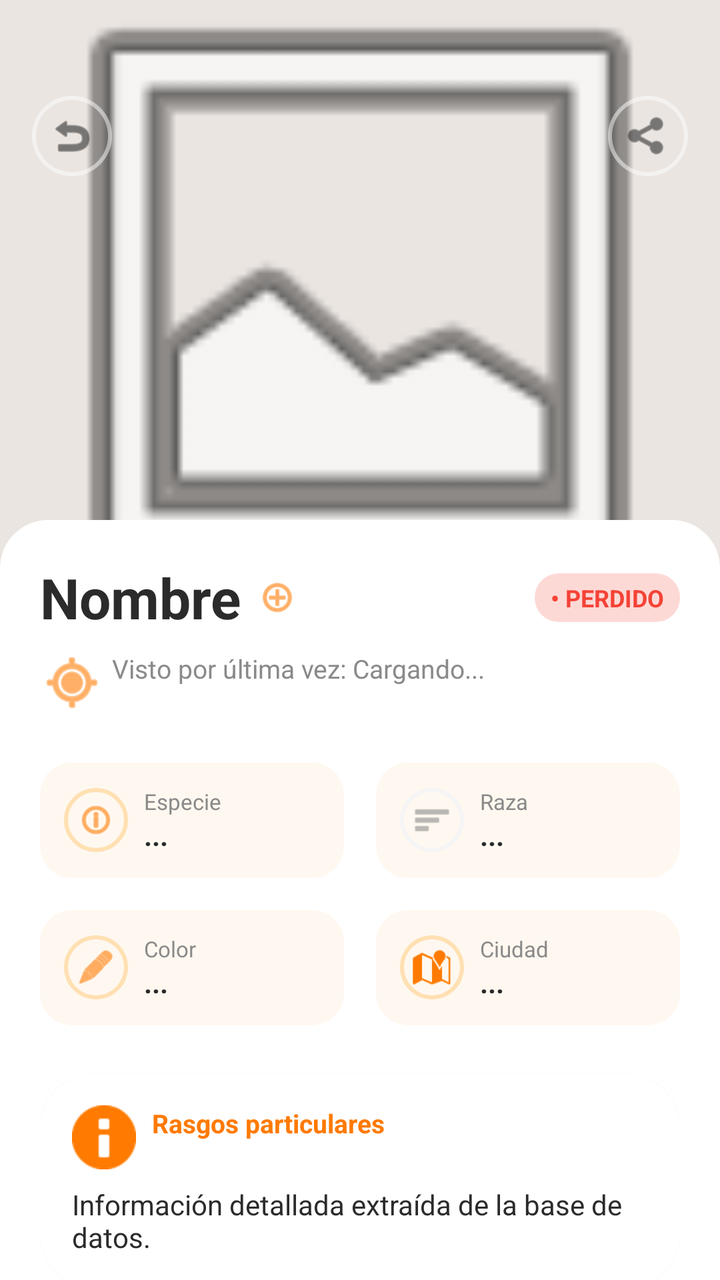
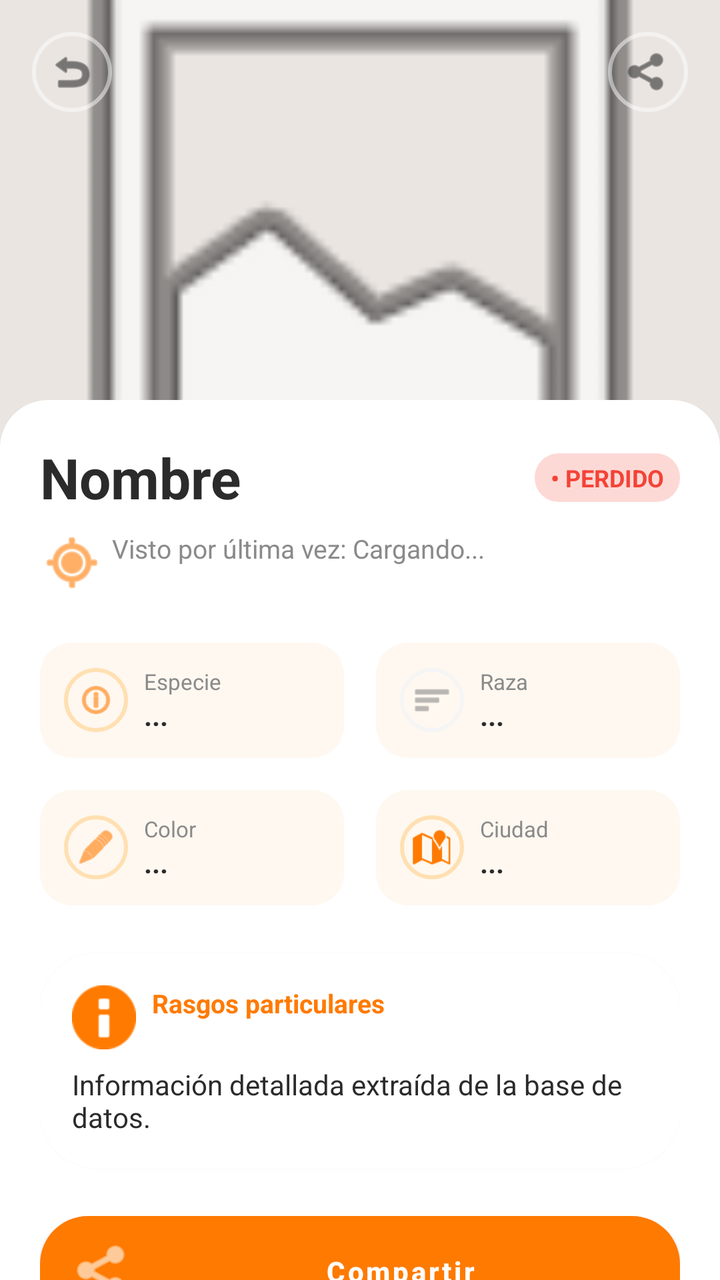

Before-and-after screenshots of an Android layout around one commit, followed by the original layout XML and the change that was made.
<!-- AndroidManifest.xml: application theme Theme.HuellaApp -->
<!-- res/layout/activity_detalle_mascota.xml -->
<?xml version="1.0" encoding="utf-8"?>
<androidx.constraintlayout.widget.ConstraintLayout xmlns:android="http://schemas.android.com/apk/res/android"
    xmlns:app="http://schemas.android.com/apk/res-auto"
    xmlns:tools="http://schemas.android.com/tools"
    android:layout_width="match_parent"
    android:layout_height="match_parent"
    android:background="@color/huellapp_background"
    tools:context=".DetalleMascotaActivity">

    
    <ImageView
        android:id="@+id/ivDetalleFoto"
        android:layout_width="0dp"
        android:layout_height="300dp"
        android:scaleType="centerCrop"
        android:src="@android:drawable/ic_menu_gallery"
        android:background="#EAE5E1"
        app:layout_constraintEnd_toEndOf="parent"
        app:layout_constraintStart_toStartOf="parent"
        app:layout_constraintTop_toTopOf="parent" />

    
    <ImageView
        android:id="@+id/btnBackDetalle"
        android:layout_width="40dp"
        android:layout_height="40dp"
        android:layout_marginStart="16dp"
        android:layout_marginTop="48dp"
        android:background="@drawable/bg_avatar_verified"
        android:backgroundTint="#80FFFFFF"
        android:padding="8dp"
        android:src="@android:drawable/ic_menu_revert"
        app:tint="@color/huellapp_text_dark"
        app:layout_constraintStart_toStartOf="parent"
        app:layout_constraintTop_toTopOf="parent" />

    <ImageView
        android:id="@+id/btnShareDetalle"
        android:layout_width="40dp"
        android:layout_height="40dp"
        android:layout_marginEnd="16dp"
        android:layout_marginTop="48dp"
        android:background="@drawable/bg_avatar_verified"
        android:backgroundTint="#80FFFFFF"
        android:padding="8dp"
        android:src="@android:drawable/ic_menu_share"
        app:tint="@color/huellapp_text_dark"
        app:layout_constraintEnd_toEndOf="parent"
        app:layout_constraintTop_toTopOf="parent" />

    
    <androidx.core.widget.NestedScrollView
        android:layout_width="0dp"
        android:layout_height="0dp"
        android:layout_marginTop="260dp"
        android:background="@drawable/bg_detail_header"
        android:fillViewport="true"
        app:layout_constraintBottom_toBottomOf="parent"
        app:layout_constraintEnd_toEndOf="parent"
        app:layout_constraintStart_toStartOf="parent"
        app:layout_constraintTop_toTopOf="parent">

        <LinearLayout
            android:layout_width="match_parent"
            android:layout_height="wrap_content"
            android:orientation="vertical"
            android:padding="20dp">

            
            <androidx.constraintlayout.widget.ConstraintLayout
                android:layout_width="match_parent"
                android:layout_height="wrap_content">

                <TextView
                    android:id="@+id/tvDetalleNombre"
                    android:layout_width="wrap_content"
                    android:layout_height="wrap_content"
                    android:text="Nombre"
                    android:textColor="@color/huellapp_text_dark"
                    android:textSize="28sp"
                    android:textStyle="bold"
                    app:layout_constraintStart_toStartOf="parent"
                    app:layout_constraintTop_toTopOf="parent" />

                <ImageView
                    android:layout_width="20dp"
                    android:layout_height="20dp"
                    android:layout_marginStart="8dp"
                    android:src="@android:drawable/ic_menu_add"
                    app:layout_constraintBottom_toBottomOf="@id/tvDetalleNombre"
                    app:layout_constraintStart_toEndOf="@id/tvDetalleNombre"
                    app:layout_constraintTop_toTopOf="@id/tvDetalleNombre"
                    app:tint="@color/huellapp_primary" />

                <TextView
                    android:id="@+id/tvDetalleEstado"
                    android:layout_width="wrap_content"
                    android:layout_height="wrap_content"
                    android:background="@drawable/bg_badge_perdido"
                    android:text="• PERDIDO"
                    android:textColor="@color/huellapp_red"
                    android:textSize="12sp"
                    android:textStyle="bold"
                    app:layout_constraintBottom_toBottomOf="@id/tvDetalleNombre"
                    app:layout_constraintEnd_toEndOf="parent"
                    app:layout_constraintTop_toTopOf="@id/tvDetalleNombre" />
            </androidx.constraintlayout.widget.ConstraintLayout>

            
            <TextView
                android:id="@+id/tvDetalleUbicacion"
                android:layout_width="match_parent"
                android:layout_height="wrap_content"
                android:layout_marginTop="8dp"
                android:text="Visto por última vez: Cargando..."
                android:textColor="@color/huellapp_text_hint"
                android:textSize="13sp"
                app:drawableStartCompat="@android:drawable/ic_menu_mylocation"
                app:drawableTint="@color/huellapp_primary"
                android:drawablePadding="4dp" />

            
            <GridLayout
                android:layout_width="match_parent"
                android:layout_height="wrap_content"
                android:layout_marginTop="24dp"
                android:columnCount="2"
                android:rowCount="2">

                
                <LinearLayout
                    android:layout_width="0dp"
                    android:layout_height="wrap_content"
                    android:layout_columnWeight="1"
                    android:layout_marginEnd="8dp"
                    android:layout_marginBottom="16dp"
                    android:background="@drawable/bg_detail_info_card"
                    android:orientation="horizontal"
                    android:padding="12dp"
                    android:gravity="center_vertical">

                    <ImageView
                        android:layout_width="32dp"
                        android:layout_height="32dp"
                        android:background="@drawable/bg_avatar_verified"
                        android:backgroundTint="#FFE0B2"
                        android:padding="6dp"
                        android:src="@android:drawable/ic_menu_info_details"
                        app:tint="@color/huellapp_primary" />

                    <LinearLayout
                        android:layout_width="wrap_content"
                        android:layout_height="wrap_content"
                        android:orientation="vertical"
                        android:layout_marginStart="8dp">

                        <TextView
                            android:layout_width="wrap_content"
                            android:layout_height="wrap_content"
                            android:text="Especie"
                            android:textSize="11sp"
                            android:textColor="@color/huellapp_text_hint" />
                        <TextView
                            android:id="@+id/tvGridEspecie"
                            android:layout_width="wrap_content"
                            android:layout_height="wrap_content"
                            android:text="..."
                            android:textColor="@color/huellapp_text_dark"
                            android:textStyle="bold"
                            android:textSize="14sp" />
                    </LinearLayout>
                </LinearLayout>

                
                <LinearLayout
                    android:layout_width="0dp"
                    android:layout_height="wrap_content"
                    android:layout_columnWeight="1"
                    android:layout_marginStart="8dp"
                    android:layout_marginBottom="16dp"
                    android:background="@drawable/bg_detail_info_card"
                    android:orientation="horizontal"
                    android:padding="12dp"
                    android:gravity="center_vertical">

                    <ImageView
                        android:layout_width="32dp"
                        android:layout_height="32dp"
                        android:background="@drawable/bg_avatar_verified"
                        android:backgroundTint="#F5F5F5"
                        android:padding="6dp"
                        android:src="@android:drawable/ic_menu_sort_by_size"
                        app:tint="@color/huellapp_text_hint" />

                    <LinearLayout
                        android:layout_width="wrap_content"
                        android:layout_height="wrap_content"
                        android:orientation="vertical"
                        android:layout_marginStart="8dp">

                        <TextView
                            android:layout_width="wrap_content"
                            android:layout_height="wrap_content"
                            android:text="Raza"
                            android:textSize="11sp"
                            android:textColor="@color/huellapp_text_hint" />
                        <TextView
                            android:id="@+id/tvGridRaza"
                            android:layout_width="wrap_content"
                            android:layout_height="wrap_content"
                            android:text="..."
                            android:textColor="@color/huellapp_text_dark"
                            android:textStyle="bold"
                            android:textSize="14sp" />
                    </LinearLayout>
                </LinearLayout>

                
                <LinearLayout
                    android:layout_width="0dp"
                    android:layout_height="wrap_content"
                    android:layout_columnWeight="1"
                    android:layout_marginEnd="8dp"
                    android:background="@drawable/bg_detail_info_card"
                    android:orientation="horizontal"
                    android:padding="12dp"
                    android:gravity="center_vertical">

                    <ImageView
                        android:layout_width="32dp"
                        android:layout_height="32dp"
                        android:background="@drawable/bg_avatar_verified"
                        android:backgroundTint="#FFE0B2"
                        android:padding="6dp"
                        android:src="@android:drawable/ic_menu_edit"
                        app:tint="@color/huellapp_primary" />

                    <LinearLayout
                        android:layout_width="wrap_content"
                        android:layout_height="wrap_content"
                        android:orientation="vertical"
                        android:layout_marginStart="8dp">

                        <TextView
                            android:layout_width="wrap_content"
                            android:layout_height="wrap_content"
                            android:text="Color"
                            android:textSize="11sp"
                            android:textColor="@color/huellapp_text_hint" />
                        <TextView
                            android:id="@+id/tvGridColor"
                            android:layout_width="wrap_content"
                            android:layout_height="wrap_content"
                            android:text="..."
                            android:textColor="@color/huellapp_text_dark"
                            android:textStyle="bold"
                            android:textSize="14sp" />
                    </LinearLayout>
                </LinearLayout>

                
                <LinearLayout
                    android:layout_width="0dp"
                    android:layout_height="wrap_content"
                    android:layout_columnWeight="1"
                    android:layout_marginStart="8dp"
                    android:background="@drawable/bg_detail_info_card"
                    android:orientation="horizontal"
                    android:padding="12dp"
                    android:gravity="center_vertical">

                    <ImageView
                        android:layout_width="32dp"
                        android:layout_height="32dp"
                        android:background="@drawable/bg_avatar_verified"
                        android:backgroundTint="#FFE0B2"
                        android:padding="6dp"
                        android:src="@android:drawable/ic_dialog_map"
                        app:tint="@color/huellapp_primary" />

                    <LinearLayout
                        android:layout_width="wrap_content"
                        android:layout_height="wrap_content"
                        android:orientation="vertical"
                        android:layout_marginStart="8dp">

                        <TextView
                            android:layout_width="wrap_content"
                            android:layout_height="wrap_content"
                            android:text="Ciudad"
                            android:textSize="11sp"
                            android:textColor="@color/huellapp_text_hint" />
                        <TextView
                            android:id="@+id/tvGridCiudad"
                            android:layout_width="wrap_content"
                            android:layout_height="wrap_content"
                            android:text="..."
                            android:textColor="@color/huellapp_text_dark"
                            android:textStyle="bold"
                            android:textSize="14sp" />
                    </LinearLayout>
                </LinearLayout>
            </GridLayout>

            
            <LinearLayout
                android:layout_width="match_parent"
                android:layout_height="wrap_content"
                android:layout_marginTop="24dp"
                android:background="@drawable/bg_card_rounded"
                android:elevation="2dp"
                android:orientation="vertical"
                android:padding="16dp">

                <TextView
                    android:layout_width="wrap_content"
                    android:layout_height="wrap_content"
                    android:text="Rasgos particulares"
                    android:textColor="@color/huellapp_primary"
                    android:textSize="13sp"
                    android:textStyle="bold"
                    app:drawableStartCompat="@android:drawable/ic_dialog_info"
                    app:drawableTint="@color/huellapp_primary"
                    android:drawablePadding="8dp" />

                <TextView
                    android:id="@+id/tvRasgos"
                    android:layout_width="match_parent"
                    android:layout_height="wrap_content"
                    android:layout_marginTop="8dp"
                    android:text="Información detallada extraída de la base de datos."
                    android:textColor="@color/huellapp_text_dark"
                    android:textSize="14sp" />
            </LinearLayout>

            
            <LinearLayout
                android:layout_width="match_parent"
                android:layout_height="wrap_content"
                android:layout_marginTop="24dp"
                android:orientation="horizontal">

                <Button
                    android:id="@+id/btnCompartir"
                    android:layout_width="match_parent"
                    android:layout_height="55dp"
                    android:background="@drawable/bg_button_orange"
                    android:text="Compartir"
                    android:textAllCaps="false"
                    android:textColor="@color/white"
                    android:textStyle="bold"
                    app:icon="@android:drawable/ic_menu_share"
                    app:iconTint="@color/white" />
            </LinearLayout>

            <Button
                android:id="@+id/btnMarcarEnCasa"
                android:layout_width="match_parent"
                android:layout_height="55dp"
                android:layout_marginTop="16dp"
                android:background="@drawable/bg_button_orange"
                android:text="Marcar como EN CASA"
                android:textAllCaps="false"
                android:textColor="@color/white"
                android:textStyle="bold"
                app:icon="@android:drawable/ic_menu_agenda"
                app:iconTint="@color/white" />

            
            <TextView
                android:layout_width="wrap_content"
                android:layout_height="wrap_content"
                android:layout_marginTop="32dp"
                android:text="Zona de búsqueda activa"
                android:textColor="@color/huellapp_text_dark"
                android:textSize="18sp"
                android:textStyle="bold" />

            <ImageView
                android:id="@+id/ivMapaEstatico"
                android:layout_width="match_parent"
                android:layout_height="150dp"
                android:layout_marginTop="16dp"
                android:background="@drawable/bg_detail_info_card"
                android:clipToOutline="true"
                android:padding="32dp"
                android:scaleType="fitCenter"
                android:src="@android:drawable/ic_dialog_map"
                app:tint="@color/huellapp_primary" />

            <TextView
                android:layout_width="match_parent"
                android:layout_height="wrap_content"
                android:text="Toca el mapa para abrir la navegación GPS segura"
                android:textAlignment="center"
                android:textSize="12sp"
                android:textColor="@color/huellapp_text_hint"
                android:layout_marginTop="8dp"/>

            
            <androidx.constraintlayout.widget.ConstraintLayout
                android:layout_width="match_parent"
                android:layout_height="wrap_content"
                android:layout_marginTop="32dp">

                <TextView
                    android:id="@+id/tvPistasTitulo"
                    android:layout_width="wrap_content"
                    android:layout_height="wrap_content"
                    android:text="Últimas pistas"
                    android:textColor="@color/huellapp_text_dark"
                    android:textSize="18sp"
                    android:textStyle="bold"
                    app:layout_constraintStart_toStartOf="parent"
                    app:layout_constraintTop_toTopOf="parent" />

                <TextView
                    android:id="@+id/tvContadorPistas"
                    android:layout_width="wrap_content"
                    android:layout_height="wrap_content"
                    android:layout_marginStart="12dp"
                    android:background="@drawable/bg_detail_info_card"
                    android:paddingHorizontal="8dp"
                    android:paddingVertical="4dp"
                    android:text="0 registradas"
                    android:textColor="@color/huellapp_text_dark"
                    android:textSize="12sp"
                    app:layout_constraintBottom_toBottomOf="@id/tvPistasTitulo"
                    app:layout_constraintStart_toEndOf="@id/tvPistasTitulo"
                    app:layout_constraintTop_toTopOf="@id/tvPistasTitulo" />

                <TextView
                    android:layout_width="wrap_content"
                    android:layout_height="wrap_content"
                    android:text="Avistamientos"
                    android:textColor="@color/huellapp_text_hint"
                    android:textSize="12sp"
                    app:drawableStartCompat="@android:drawable/ic_menu_send"
                    app:drawableTint="@color/huellapp_text_hint"
                    android:drawablePadding="4dp"
                    app:layout_constraintBottom_toBottomOf="@id/tvPistasTitulo"
                    app:layout_constraintEnd_toEndOf="parent"
                    app:layout_constraintTop_toTopOf="@id/tvPistasTitulo" />
            </androidx.constraintlayout.widget.ConstraintLayout>

            <androidx.recyclerview.widget.RecyclerView
                android:id="@+id/rvPistas"
                android:layout_width="match_parent"
                android:layout_height="wrap_content"
                android:layout_marginTop="16dp"
                android:nestedScrollingEnabled="false"
                android:visibility="gone" />

            <TextView
                android:id="@+id/tvEmptyPistas"
                android:layout_width="match_parent"
                android:layout_height="wrap_content"
                android:layout_marginTop="16dp"
                android:gravity="center"
                android:text="Aún no hay pistas registradas para esta mascota."
                android:textColor="@color/huellapp_text_hint"
                android:textSize="14sp" />

            <Button
                android:id="@+id/btnAgregarPista"
                android:layout_width="match_parent"
                android:layout_height="55dp"
                android:layout_marginTop="24dp"
                android:layout_marginBottom="32dp"
                android:background="@drawable/bg_button_orange"
                android:text="Agregar nueva pista con IA"
                android:textAllCaps="false"
                android:textColor="@color/white"
                android:textStyle="bold"
                app:icon="@android:drawable/ic_menu_add"
                app:iconTint="@color/white" />

            
            <LinearLayout
                android:layout_width="match_parent"
                android:layout_height="wrap_content"
                android:layout_marginTop="24dp"
                android:background="@drawable/bg_detail_info_card"
                android:elevation="2dp"
                android:orientation="vertical"
                android:padding="16dp">

                <TextView
                    android:layout_width="wrap_content"
                    android:layout_height="wrap_content"
                    android:text="¿Lo viste? No corras hacia él"
                    android:textColor="@color/huellapp_text_dark"
                    android:textSize="14sp"
                    android:textStyle="bold"
                    app:drawableStartCompat="@android:drawable/ic_dialog_alert"
                    app:drawableTint="@color/huellapp_primary"
                    android:drawablePadding="8dp" />

                <TextView
                    android:layout_width="match_parent"
                    android:layout_height="wrap_content"
                    android:layout_marginTop="8dp"
                    android:text="Agáchate para transmitir confianza, evita miradas fijas y llámalo suavemente mientras das aviso inmediato al dueño."
                    android:textColor="@color/huellapp_text_hint"
                    android:textSize="13sp" />
            </LinearLayout>

        </LinearLayout>
    </androidx.core.widget.NestedScrollView>
</androidx.constraintlayout.widget.ConstraintLayout>
<!-- resources referenced by this layout -->
<resources>
  <color name="huellapp_background">#FDFBF7</color>
  <color name="huellapp_primary">#FF7A00</color>
  <color name="huellapp_red">#F44336</color>
  <color name="huellapp_text_dark">#2B2B2B</color>
  <color name="huellapp_text_hint">#8A8A8A</color>
  <color name="white">#FFFFFFFF</color>
  <!-- drawable bg_avatar_verified (drawable) -->
  <?xml version="1.0" encoding="utf-8"?>
  <shape xmlns:android="http://schemas.android.com/apk/res/android"
      android:shape="oval">
  
      
      <solid android:color="@android:color/transparent" />
  
      
      <stroke android:width="2dp" android:color="@color/huellapp_blue" />
  
  </shape>
  <!-- drawable bg_badge_perdido (drawable) -->
  <?xml version="1.0" encoding="utf-8"?>
  <shape xmlns:android="http://schemas.android.com/apk/res/android" android:shape="rectangle">
      <solid android:color="#33F44336"/> 
      <corners android:radius="12dp"/>
      <padding android:left="8dp" android:right="8dp" android:top="4dp" android:bottom="4dp"/>
  </shape>
  <!-- drawable bg_button_orange (drawable) -->
  <?xml version="1.0" encoding="utf-8"?>
  <ripple xmlns:android="http://schemas.android.com/apk/res/android"
      android:color="@color/huellapp_primary_dark">
  
      
      <item>
          <shape android:shape="rectangle">
              <solid android:color="@color/huellapp_primary"/>
              <corners android:radius="24dp"/>
          </shape>
      </item>
  </ripple>
  <!-- drawable bg_card_rounded (drawable) -->
  <?xml version="1.0" encoding="utf-8"?>
  <shape xmlns:android="http://schemas.android.com/apk/res/android"
      android:shape="rectangle">
  
      
      <solid android:color="@color/huellapp_card_bg" />
  
      
      <corners android:radius="28dp" />
  
      
  </shape>
  <!-- drawable bg_detail_header (drawable) -->
  <?xml version="1.0" encoding="utf-8"?>
  <shape xmlns:android="http://schemas.android.com/apk/res/android"
      android:shape="rectangle">
      <solid android:color="@color/huellapp_card_bg" />
      <corners
          android:topLeftRadius="24dp"
          android:topRightRadius="24dp" />
  </shape>
  <!-- drawable bg_detail_info_card (drawable) -->
  <?xml version="1.0" encoding="utf-8"?>
  <shape xmlns:android="http://schemas.android.com/apk/res/android"
      android:shape="rectangle">
      <solid android:color="#FFF8F0" /> 
      <corners android:radius="16dp" />
  </shape>
  <style name="Theme.HuellaApp" parent="Base.Theme.HuellaApp" />
  <color name="huellapp_blue">#0288D1</color>
  <color name="huellapp_primary_dark">#E65100</color>
  <color name="huellapp_card_bg">#FFFFFF</color>
  <style name="Base.Theme.HuellaApp" parent="Theme.MaterialComponents.DayNight.NoActionBar">
          
          <item name="colorPrimary">@color/huellapp_primary</item>
          <item name="colorPrimaryVariant">@color/huellapp_primary_dark</item>
          <item name="colorOnPrimary">@color/white</item>
  
          
          <item name="android:windowBackground">@color/huellapp_background</item>
          <item name="colorSurface">@color/huellapp_card_bg</item>
      </style>
</resources>

<!-- the commit's change to res/layout/activity_detalle_mascota.xml (unified diff, before → after) -->
@@ -11,7 +11,7 @@
     <ImageView
         android:id="@+id/ivDetalleFoto"
         android:layout_width="0dp"
-        android:layout_height="300dp"
+        android:layout_height="@dimen/detail_photo_height"
         android:scaleType="centerCrop"
         android:src="@android:drawable/ic_menu_gallery"
         android:background="#EAE5E1"
@@ -25,7 +25,7 @@
         android:layout_width="40dp"
         android:layout_height="40dp"
         android:layout_marginStart="16dp"
-        android:layout_marginTop="48dp"
+        android:layout_marginTop="16dp"
         android:background="@drawable/bg_avatar_verified"
         android:backgroundTint="#80FFFFFF"
         android:padding="8dp"
@@ -39,7 +39,7 @@
         android:layout_width="40dp"
         android:layout_height="40dp"
         android:layout_marginEnd="16dp"
-        android:layout_marginTop="48dp"
+        android:layout_marginTop="16dp"
         android:background="@drawable/bg_avatar_verified"
         android:backgroundTint="#80FFFFFF"
         android:padding="8dp"
@@ -52,7 +52,7 @@
     <androidx.core.widget.NestedScrollView
         android:layout_width="0dp"
         android:layout_height="0dp"
-        android:layout_marginTop="260dp"
+        android:layout_marginTop="@dimen/detail_content_offset"
         android:background="@drawable/bg_detail_header"
         android:fillViewport="true"
         app:layout_constraintBottom_toBottomOf="parent"
@@ -73,7 +73,9 @@
 
                 <TextView
                     android:id="@+id/tvDetalleNombre"
-                    android:layout_width="wrap_content"
+                    android:layout_width="0dp"
+                    android:layout_marginEnd="12dp"
+                    app:layout_constraintEnd_toStartOf="@id/tvDetalleEstado"
                     android:layout_height="wrap_content"
                     android:text="Nombre"
                     android:textColor="@color/huellapp_text_dark"
@@ -81,16 +83,6 @@
                     android:textStyle="bold"
                     app:layout_constraintStart_toStartOf="parent"
                     app:layout_constraintTop_toTopOf="parent" />
-
-                <ImageView
-                    android:layout_width="20dp"
-                    android:layout_height="20dp"
-                    android:layout_marginStart="8dp"
-                    android:src="@android:drawable/ic_menu_add"
-                    app:layout_constraintBottom_toBottomOf="@id/tvDetalleNombre"
-                    app:layout_constraintStart_toEndOf="@id/tvDetalleNombre"
-                    app:layout_constraintTop_toTopOf="@id/tvDetalleNombre"
-                    app:tint="@color/huellapp_primary" />
 
                 <TextView
                     android:id="@+id/tvDetalleEstado"
@@ -149,7 +141,8 @@
                         app:tint="@color/huellapp_primary" />
 
                     <LinearLayout
-                        android:layout_width="wrap_content"
+                        android:layout_width="0dp"
+                        android:layout_weight="1"
                         android:layout_height="wrap_content"
                         android:orientation="vertical"
                         android:layout_marginStart="8dp">
@@ -193,7 +186,8 @@
                         app:tint="@color/huellapp_text_hint" />
 
                     <LinearLayout
-                        android:layout_width="wrap_content"
+                        android:layout_width="0dp"
+                        android:layout_weight="1"
                         android:layout_height="wrap_content"
                         android:orientation="vertical"
                         android:layout_marginStart="8dp">
@@ -236,7 +230,8 @@
                         app:tint="@color/huellapp_primary" />
 
                     <LinearLayout
-                        android:layout_width="wrap_content"
+                        android:layout_width="0dp"
+                        android:layout_weight="1"
                         android:layout_height="wrap_content"
                         android:orientation="vertical"
                         android:layout_marginStart="8dp">
@@ -279,7 +274,8 @@
                         app:tint="@color/huellapp_primary" />
 
                     <LinearLayout
-                        android:layout_width="wrap_content"
+                        android:layout_width="0dp"
+                        android:layout_weight="1"
                         android:layout_height="wrap_content"
                         android:orientation="vertical"
                         android:layout_marginStart="8dp">
@@ -343,7 +339,7 @@
                 <Button
                     android:id="@+id/btnCompartir"
                     android:layout_width="match_parent"
-                    android:layout_height="55dp"
+                    android:layout_height="wrap_content" android:minHeight="55dp"
                     android:background="@drawable/bg_button_orange"
                     android:text="Compartir"
                     android:textAllCaps="false"
@@ -356,7 +352,7 @@
             <Button
                 android:id="@+id/btnMarcarEnCasa"
                 android:layout_width="match_parent"
-                android:layout_height="55dp"
+                android:layout_height="wrap_content" android:minHeight="55dp"
                 android:layout_marginTop="16dp"
                 android:background="@drawable/bg_button_orange"
                 android:text="Marcar como EN CASA"
@@ -428,19 +424,6 @@
                     app:layout_constraintBottom_toBottomOf="@id/tvPistasTitulo"
                     app:layout_constraintStart_toEndOf="@id/tvPistasTitulo"
                     app:layout_constraintTop_toTopOf="@id/tvPistasTitulo" />
-
-                <TextView
-                    android:layout_width="wrap_content"
-                    android:layout_height="wrap_content"
-                    android:text="Avistamientos"
-                    android:textColor="@color/huellapp_text_hint"
-                    android:textSize="12sp"
-                    app:drawableStartCompat="@android:drawable/ic_menu_send"
-                    app:drawableTint="@color/huellapp_text_hint"
-                    android:drawablePadding="4dp"
-                    app:layout_constraintBottom_toBottomOf="@id/tvPistasTitulo"
-                    app:layout_constraintEnd_toEndOf="parent"
-                    app:layout_constraintTop_toTopOf="@id/tvPistasTitulo" />
             </androidx.constraintlayout.widget.ConstraintLayout>
 
             <androidx.recyclerview.widget.RecyclerView
@@ -464,7 +447,7 @@
             <Button
                 android:id="@+id/btnAgregarPista"
                 android:layout_width="match_parent"
-                android:layout_height="55dp"
+                android:layout_height="wrap_content" android:minHeight="55dp"
                 android:layout_marginTop="24dp"
                 android:layout_marginBottom="32dp"
                 android:background="@drawable/bg_button_orange"
<!-- resource entries referenced after the edit -->
@@ -6,6 +6,8 @@
   <color name="huellapp_text_dark">#2B2B2B</color>
   <color name="huellapp_text_hint">#8A8A8A</color>
   <color name="white">#FFFFFFFF</color>
+  <dimen name="detail_content_offset">200dp</dimen>
+  <dimen name="detail_photo_height">240dp</dimen>
   <!-- drawable bg_avatar_verified (drawable) -->
   <?xml version="1.0" encoding="utf-8"?>
   <shape xmlns:android="http://schemas.android.com/apk/res/android"
